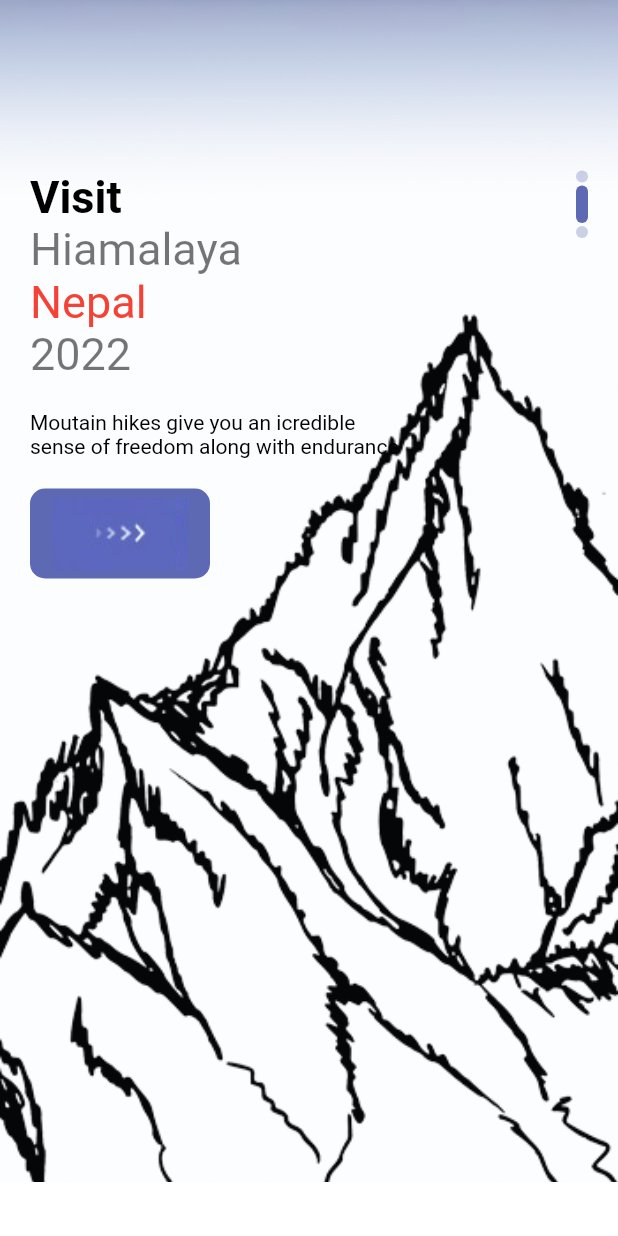
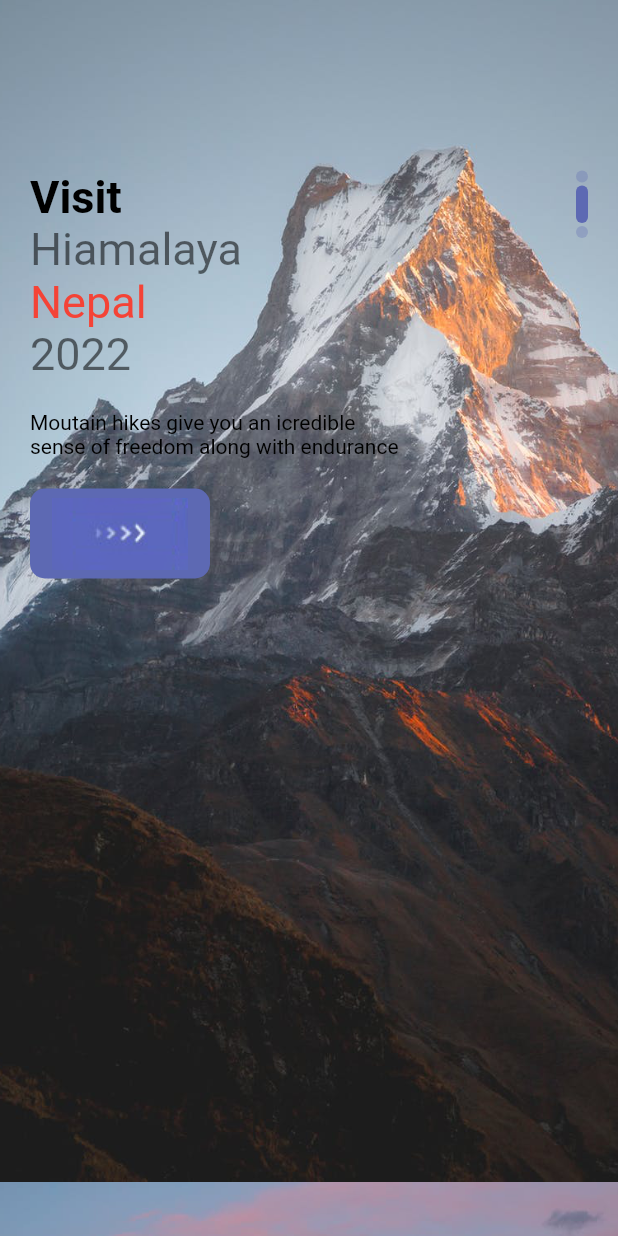
Before and after one commit to icchigoo/VisitNepal2022, a Flutter app: the screen it shows after launch, scrolled down 1152 dp, on a phone screen of 412 x 824 dp. Run offline on Flutter 3.47's test engine with Material 2 defaults, Android fonts, the phone set to English and light mode, and no system bars.

```diff
--- a/lib/pages/welcome_page.dart
+++ b/lib/pages/welcome_page.dart
@@ -15,7 +15,7 @@ class WelcomePage extends StatefulWidget {
 }
 
 class _WelcomePageState extends State<WelcomePage> {
-  List images = ["moutain.png", "welcome-two.png", "welcome-three.png"];
+  List images = ["moutain.png", "moutain2.png", "abcd.png"];
 
   @override
   Widget build(BuildContext context) {
```
Also changed, not shown: img/abcd.png (added), img/moutain2.png (added).
